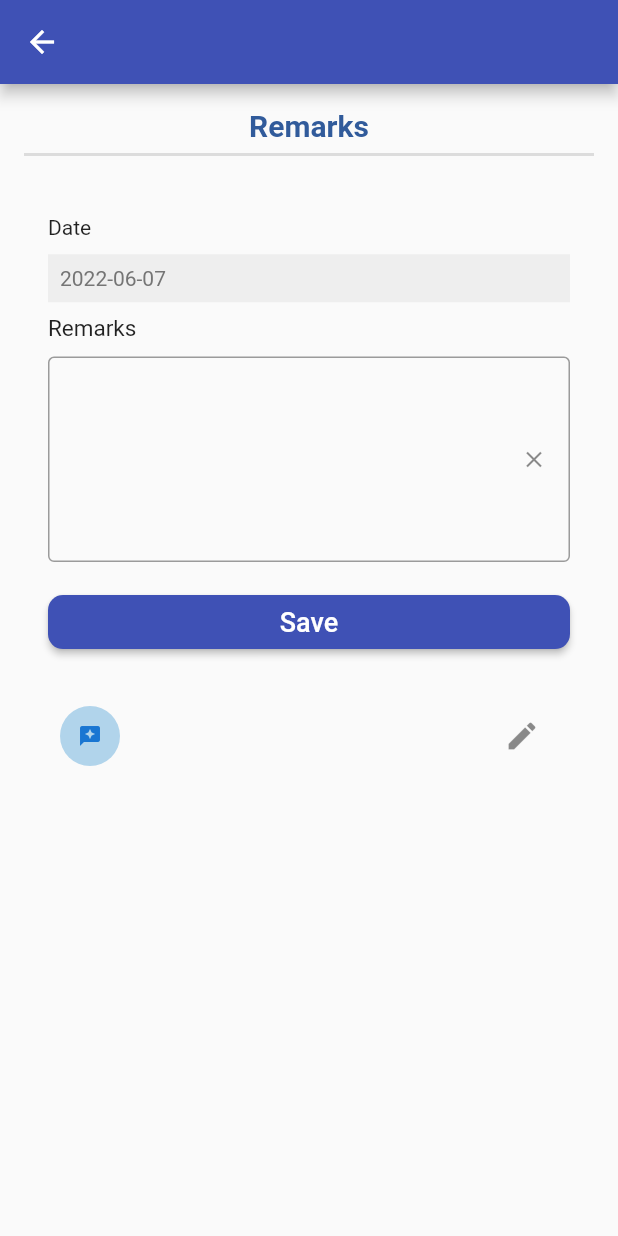
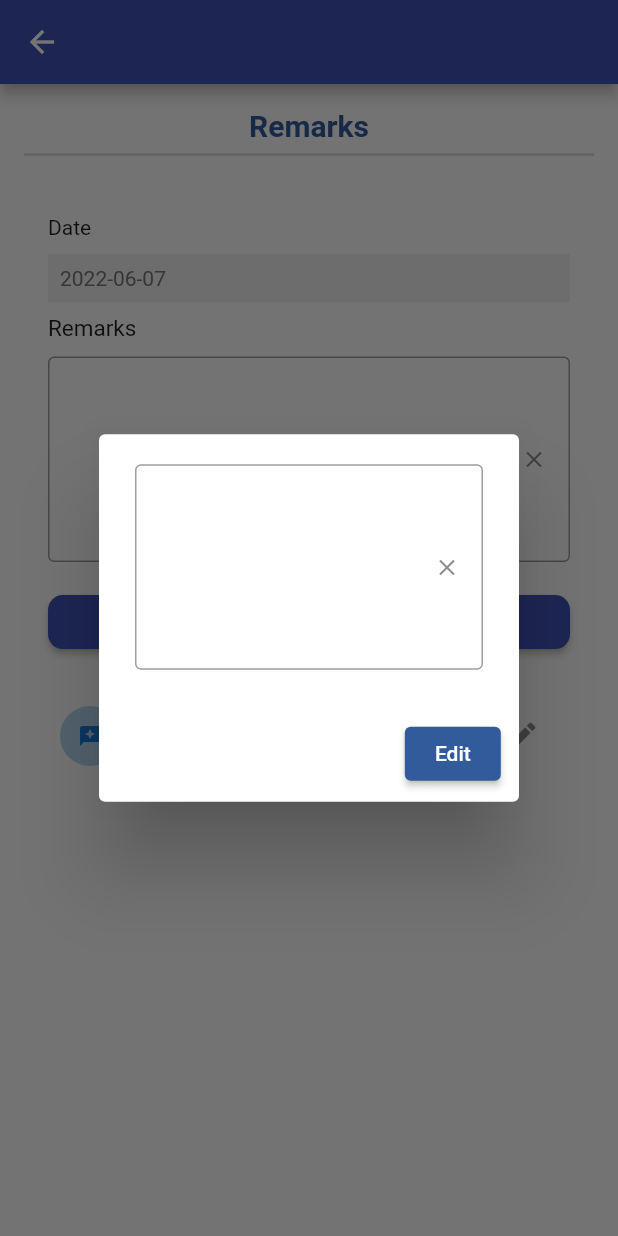
Before and after one commit to vegaKannur12/orderapp, a Flutter app: the RemarkPage screen opened directly with empty values, after a tap on "Save", after a tap on the "edit" icon, on a phone screen of 412 x 824 dp. Run offline on Flutter 3.47's test engine with Material 2 defaults, Android fonts, the phone set to English and light mode, and no system bars; our stand-ins replace connectivity_plus, flutter_spinkit, fluttertoast, shared_preferences, sqflite; missing offline and left inert: dart:ffi, ota_update; accounts and stored records are empty; Roboto replaces fonts that are missing (Raleway).

Commit message:
edit remarks

```diff
--- a/lib/screen/6.1_remarks.dart
+++ b/lib/screen/6.1_remarks.dart
@@ -1,6 +1,7 @@
 import 'package:flutter/material.dart';
 import 'package:intl/intl.dart';
 import 'package:orderapp/components/commoncolor.dart';
+import 'package:orderapp/components/customPopup.dart';
 import 'package:orderapp/db_helper.dart';
 import 'package:provider/provider.dart';
 
@@ -18,9 +19,10 @@ class RemarkPage extends StatefulWidget {
 
 class _RemarkPageState extends State<RemarkPage> {
   TextEditingController remarkController = TextEditingController();
+  TextEditingController remarkController1 = TextEditingController();
   DateTime now = DateTime.now();
   String? date;
-
+  CustomPopup popup = CustomPopup();
   @override
   void initState() {
     // TODO: implement initState
@@ -175,7 +177,83 @@ class _RemarkPageState extends State<RemarkPage> {
                               ),
                               trailing: IconButton(
                                 icon: Icon(Icons.edit),
-                                onPressed: () {},
+                                onPressed: () {
+                                  showDialog(
+                                    context: context,
+                                    builder: (ctx) => AlertDialog(
+                                      content: TextField(
+                                        controller: remarkController1,
+                                        minLines:
+                                            3, // any number you need (It works as the rows for the textarea)
+                                        keyboardType: TextInputType.multiline,
+                                        maxLines: null,
+                                        decoration: InputDecoration(
+                                          suffixIcon: IconButton(
+                                            onPressed: remarkController1.clear,
+                                            icon: Icon(
+                                              Icons.clear,
+                                              size: 18,
+                                            ),
+                                          ),
+                                          contentPadding: EdgeInsets.symmetric(
+                                              vertical: 40, horizontal: 20),
+                                          border: OutlineInputBorder(),
+                                          // hintText: value.remarkList[index]
+                                          //         ['rem_text']
+                                          //     .toString(),
+                                        ),
+                                        onChanged: (value) {
+                                          value = remarkController1.text;
+                                        },
+                                      ),
+                                      actions: <Widget>[
+                                        Row(
+                                          mainAxisAlignment:
+                                              MainAxisAlignment.end,
+                                          children: [
+                                            ElevatedButton(
+                                              style: ElevatedButton.styleFrom(
+                                                  primary:
+                                                      P_Settings.wavecolor),
+                                              onPressed: () {
+                                                Provider.of<Controller>(context,
+                                                        listen: false)
+                                                    .updateRemarks(
+                                                        1,
+                                                        widget.Cus_id,
+                                                        remarkController1.text);
+                                                Navigator.of(ctx).pop();
+                                              },
+                                              child: Text("Edit"),
+                                            ),
+                                            SizedBox(
+                                              width: size.width * 0.01,
+                                            ),
+                                            // ElevatedButton(
+                                            //   style: ElevatedButton
+                                            //       .styleFrom(
+                                            //           primary: P_Settings
+                                            //               .wavecolor),
+                                            //   onPressed: () async {
+                                            //     Provider.of<Controller>(
+                                            //             context,
+                                            //             listen: false)
+                                            //         .deleteFromOrderBagTable(
+                                            //             cartrowno,
+                                            //             widget
+                                            //                 .custmerId,
+                                            //             index);
+                                            //     Navigator.of(ctx)
+                                            //         .pop();
+                                            //   },
+                                            //   child: Text("ok"),
+                                            // ),
+                                          ],
+                                        ),
+                                      ],
+                                    ),
+                                  );
+                                },
                               ),
                             ),
                           );
--- a/lib/screen/6_collection.dart
+++ b/lib/screen/6_collection.dart
@@ -236,7 +236,8 @@ class _CollectionPageState extends State<CollectionPage> {
                               height: size.height * 0.05,
                               child: ElevatedButton(
                                 onPressed: () async {
-                                  FocusScope.of(context).requestFocus(FocusNode());
+                                  FocusScope.of(context)
+                                      .requestFocus(FocusNode());
                                   print(
                                       "hjfhdfhn---${amtController.text}---${dscController.text}");
                                   //  double sum=double.parse( amtController.text)+double.parse( dscController.text);
```
Also changed, not shown: lib/controller/controller.dart (+13 -13 lines), lib/db_helper.dart (+24 -8 lines).
